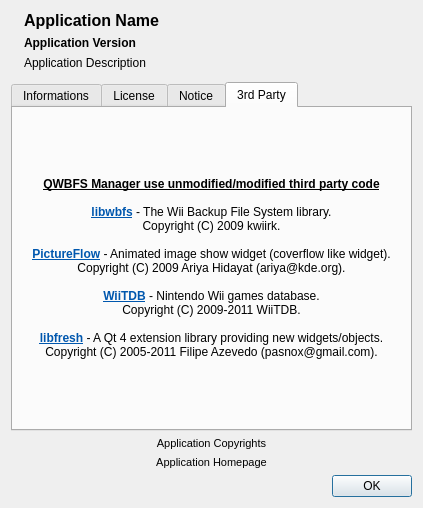
Qt form qwbfs/src/UIAbout.ui (amestica/qwbfs) before a commit.
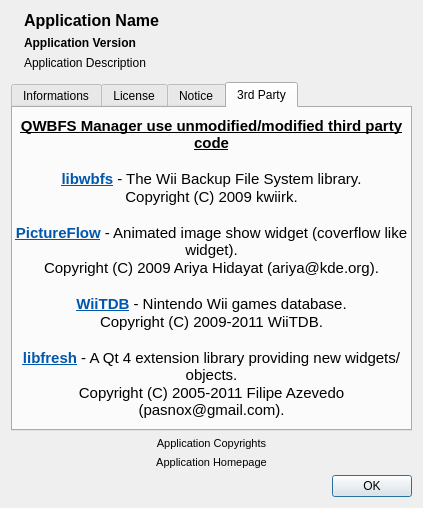
The same form after that commit. The open tabs and pages were chosen to show the change. Icons and pictures are not drawn.

What changed in the file:
```diff
--- a/qwbfs/src/UIAbout.ui
+++ b/qwbfs/src/UIAbout.ui
@@ -335,7 +335,7 @@
           <string notr="true">&lt;!DOCTYPE HTML PUBLIC &quot;-//W3C//DTD HTML 4.0//EN&quot; &quot;http://www.w3.org/TR/REC-html40/strict.dtd&quot;&gt;
 &lt;html&gt;&lt;head&gt;&lt;meta name=&quot;qrichtext&quot; content=&quot;1&quot; /&gt;&lt;style type=&quot;text/css&quot;&gt;
 p, li { white-space: pre-wrap; }
-&lt;/style&gt;&lt;/head&gt;&lt;body style=&quot; font-family:'Ubuntu'; font-size:9pt; font-weight:400; font-style:normal;&quot;&gt;
+&lt;/style&gt;&lt;/head&gt;&lt;body style=&quot; font-family:'Ubuntu'; font-size:11pt; font-weight:400; font-style:normal;&quot;&gt;
 &lt;p style=&quot; margin-top:0px; margin-bottom:0px; margin-left:0px; margin-right:0px; -qt-block-indent:0; text-indent:0px;&quot;&gt;&lt;span style=&quot; font-weight:600; text-decoration: underline;&quot;&gt;QWBFS Manager use unmodified/modified third party code&lt;/span&gt;&lt;/p&gt;
 &lt;p style=&quot;-qt-paragraph-type:empty; margin-top:0px; margin-bottom:0px; margin-left:0px; margin-right:0px; -qt-block-indent:0; text-indent:0px;&quot;&gt;&lt;/p&gt;
 &lt;p style=&quot; margin-top:0px; margin-bottom:0px; margin-left:0px; margin-right:0px; -qt-block-indent:0; text-indent:0px;&quot;&gt;&lt;a href=&quot;https://github.com/kwiirk/wbfs&quot;&gt;&lt;span style=&quot; font-weight:600; text-decoration: underline; color:#0057ae;&quot;&gt;libwbfs&lt;/span&gt;&lt;/a&gt; - The Wii Backup File System library.&lt;/p&gt;
```
